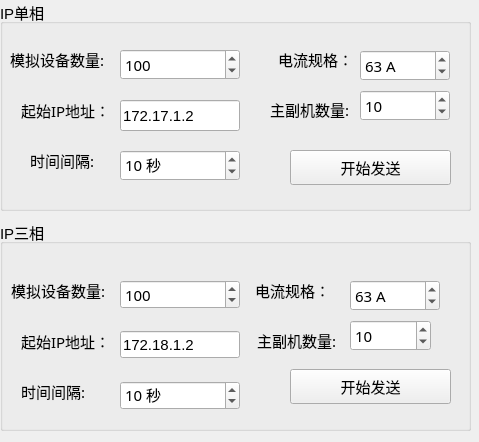
ChinaClever/PM-Tool, file PM_Tool/ip/ip_BulkSend/ip_bulksend.ui: the form before one commit.
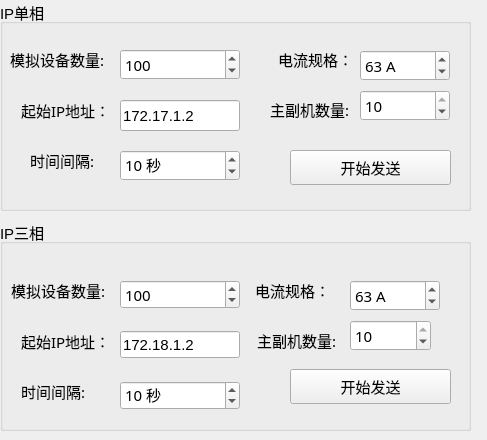
The form after the commit.

Patch:
```diff
--- a/PM_Tool/ip/ip_BulkSend/ip_bulksend.ui
+++ b/PM_Tool/ip/ip_BulkSend/ip_bulksend.ui
@@ -6,8 +6,8 @@
    <rect>
     <x>0</x>
     <y>0</y>
-    <width>479</width>
-    <height>442</height>
+    <width>487</width>
+    <height>440</height>
    </rect>
   </property>
   <property name="windowTitle">
@@ -235,8 +235,11 @@
       <pointsize>11</pointsize>
      </font>
     </property>
+    <property name="minimum">
+     <number>1</number>
+    </property>
     <property name="maximum">
-     <number>100000</number>
+     <number>10</number>
     </property>
     <property name="singleStep">
      <number>2</number>
@@ -365,8 +368,11 @@
       <pointsize>11</pointsize>
      </font>
     </property>
+    <property name="minimum">
+     <number>1</number>
+    </property>
     <property name="maximum">
-     <number>100000</number>
+     <number>10</number>
     </property>
     <property name="singleStep">
      <number>2</number>
```
Left out of the diff: 9 changed lines with no effect on the pictures.
